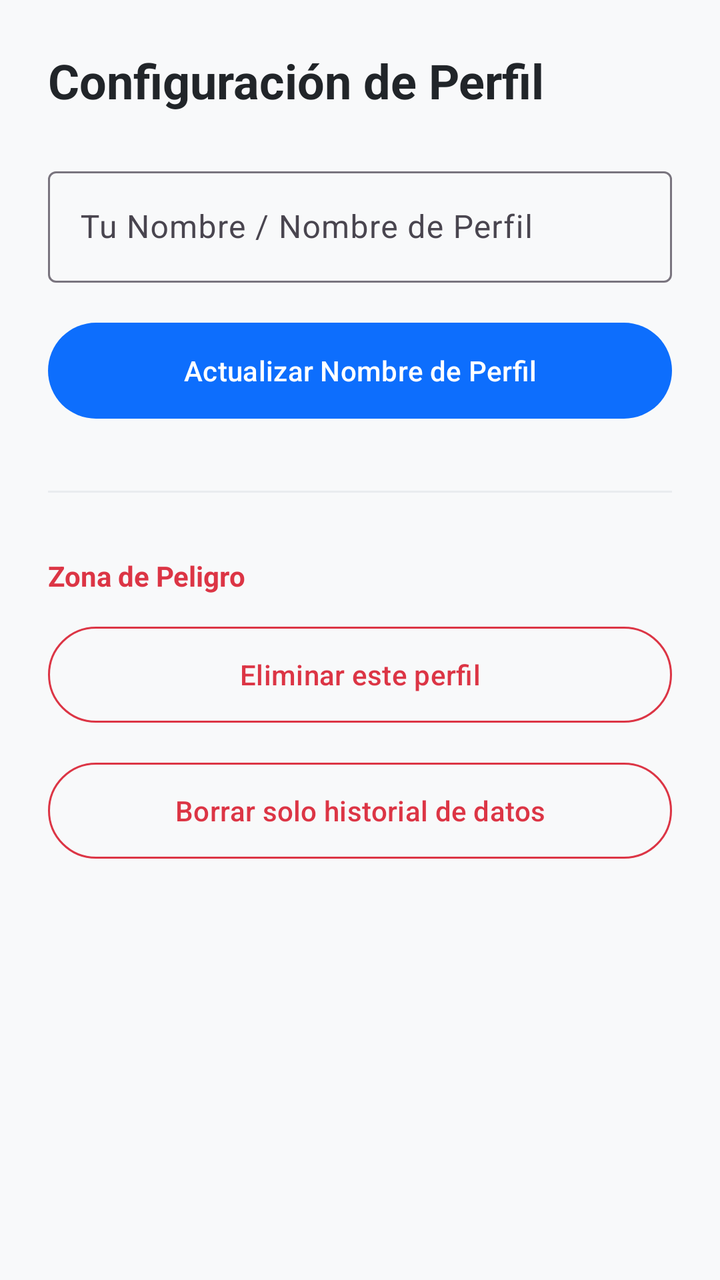
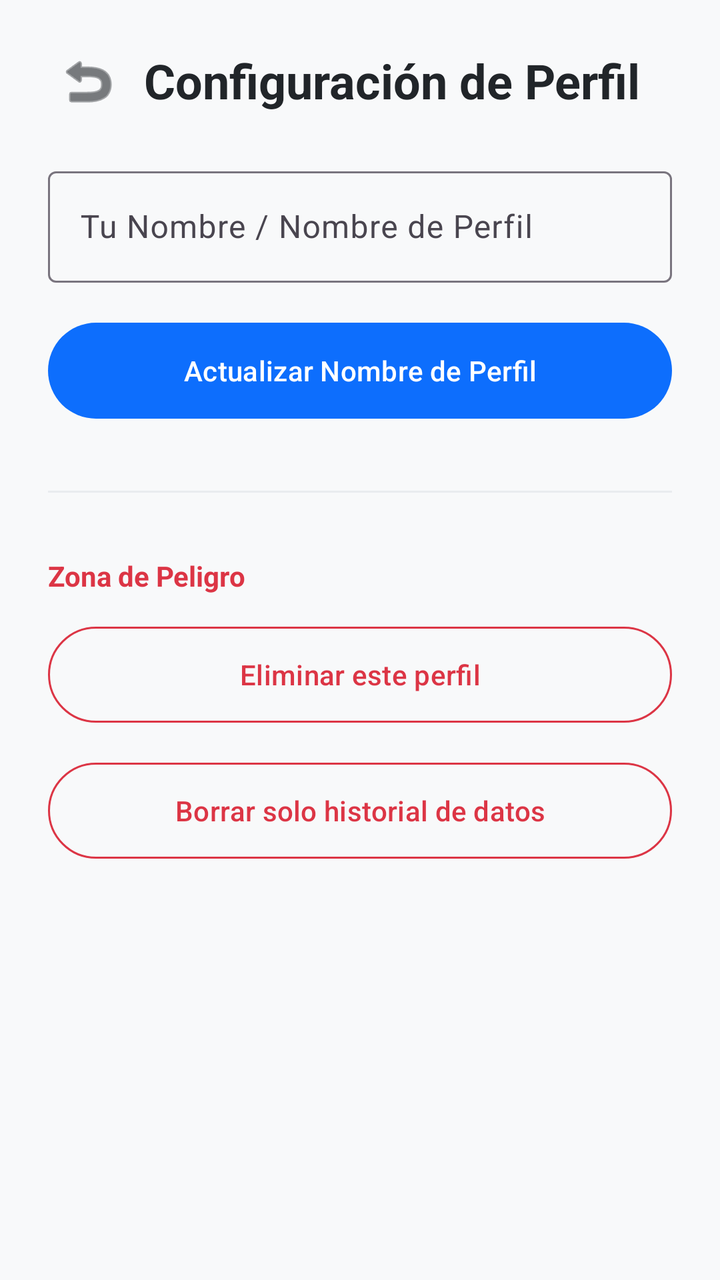

Before-and-after screenshots of an Android layout around one commit, followed by the original layout XML and the change that was made.
<!-- AndroidManifest.xml: application theme Theme.AppControlGastos -->
<!-- res/layout/activity_settings.xml -->
<?xml version="1.0" encoding="utf-8"?>
<androidx.constraintlayout.widget.ConstraintLayout
    xmlns:android="http://schemas.android.com/apk/res/android"
    xmlns:app="http://schemas.android.com/apk/res-auto"
    android:layout_width="match_parent"
    android:layout_height="match_parent"
    android:background="@color/md_theme_background"
    android:padding="24dp">

    <TextView
        android:id="@+id/tvSettingsTitle"
        android:layout_width="wrap_content"
        android:layout_height="wrap_content"
        android:text="Configuración de Perfil"
        android:textColor="@color/text_primary"
        android:textSize="24sp"
        android:textStyle="bold"
        app:layout_constraintStart_toStartOf="parent"
        app:layout_constraintTop_toTopOf="parent" />

    <com.google.android.material.textfield.TextInputLayout
        android:id="@+id/layoutName"
        android:layout_width="match_parent"
        android:layout_height="wrap_content"
        android:layout_marginTop="24dp"
        android:hint="Tu Nombre / Nombre de Perfil"
        app:layout_constraintTop_toBottomOf="@id/tvSettingsTitle">

        <com.google.android.material.textfield.TextInputEditText
            android:id="@+id/etName"
            android:layout_width="match_parent"
            android:layout_height="wrap_content"
            android:inputType="textPersonName" />
    </com.google.android.material.textfield.TextInputLayout>

    <Button
        android:id="@+id/btnUpdateName"
        android:layout_width="match_parent"
        android:layout_height="56dp"
        android:layout_marginTop="16dp"
        android:text="Actualizar Nombre de Perfil"
        app:layout_constraintTop_toBottomOf="@id/layoutName" />

    <View
        android:id="@+id/divider"
        android:layout_width="match_parent"
        android:layout_height="1dp"
        android:layout_marginVertical="32dp"
        android:background="@color/md_theme_outline"
        app:layout_constraintTop_toBottomOf="@id/btnUpdateName" />

    
    <TextView
        android:id="@+id/tvDangerZone"
        android:layout_width="wrap_content"
        android:layout_height="wrap_content"
        android:layout_marginTop="32dp"
        android:text="Zona de Peligro"
        android:textColor="@color/finance_expense"
        android:textSize="14sp"
        android:textStyle="bold"
        app:layout_constraintStart_toStartOf="parent"
        app:layout_constraintTop_toBottomOf="@id/divider" />

    <Button
        android:id="@+id/btnDeleteProfile"
        style="@style/Widget.Material3.Button.OutlinedButton"
        android:layout_width="match_parent"
        android:layout_height="56dp"
        android:layout_marginTop="12dp"
        android:text="Eliminar este perfil"
        android:textColor="@color/finance_expense"
        app:strokeColor="@color/finance_expense"
        app:layout_constraintTop_toBottomOf="@id/tvDangerZone" />

    <Button
        android:id="@+id/btnWipeData"
        style="@style/Widget.Material3.Button.OutlinedButton"
        android:layout_width="match_parent"
        android:layout_height="56dp"
        android:layout_marginTop="12dp"
        android:text="Borrar solo historial de datos"
        android:textColor="@color/finance_expense"
        app:strokeColor="@color/finance_expense"
        app:layout_constraintTop_toBottomOf="@id/btnDeleteProfile" />

</androidx.constraintlayout.widget.ConstraintLayout>
<!-- resources referenced by this layout -->
<resources>
  <color name="finance_expense">#DC3545</color>
  <color name="md_theme_background">#F8F9FA</color>
  <color name="md_theme_outline">#E9ECEF</color>
  <color name="text_primary">#212529</color>
  <style name="Theme.AppControlGastos" parent="Theme.Material3.DayNight.NoActionBar">
          
          <item name="colorPrimary">@color/md_theme_primary</item>
          <item name="android:statusBarColor">@color/md_theme_background</item>
          <item name="android:windowLightStatusBar">true</item>
          <item name="android:windowBackground">@color/md_theme_background</item>
      </style>
  <color name="md_theme_primary">#0D6EFD</color>
</resources>

<!-- the commit's change to res/layout/activity_settings.xml (unified diff, before → after) -->
@@ -7,15 +7,28 @@
     android:background="@color/md_theme_background"
     android:padding="24dp">
 
+    <ImageButton
+        android:id="@+id/ibBack"
+        android:layout_width="40dp"
+        android:layout_height="40dp"
+        android:background="?attr/selectableItemBackgroundBorderless"
+        android:contentDescription="Regresar"
+        android:src="@android:drawable/ic_menu_revert"
+        app:tint="@color/text_primary"
+        app:layout_constraintBottom_toBottomOf="@id/tvSettingsTitle"
+        app:layout_constraintStart_toStartOf="parent"
+        app:layout_constraintTop_toTopOf="@id/tvSettingsTitle" />
+
     <TextView
         android:id="@+id/tvSettingsTitle"
         android:layout_width="wrap_content"
         android:layout_height="wrap_content"
+        android:layout_marginStart="8dp"
         android:text="Configuración de Perfil"
         android:textColor="@color/text_primary"
         android:textSize="24sp"
         android:textStyle="bold"
-        app:layout_constraintStart_toStartOf="parent"
+        app:layout_constraintStart_toEndOf="@id/ibBack"
         app:layout_constraintTop_toTopOf="parent" />
 
     <com.google.android.material.textfield.TextInputLayout
